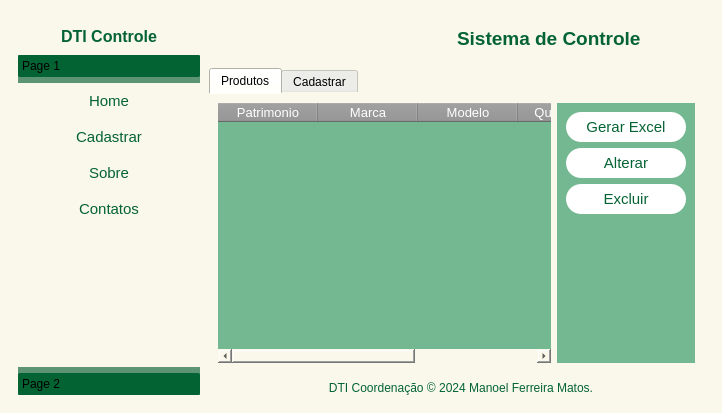
Above: ui_main.ui from ManelFer/SistemaDti1 before the change. Below: the same form after it.
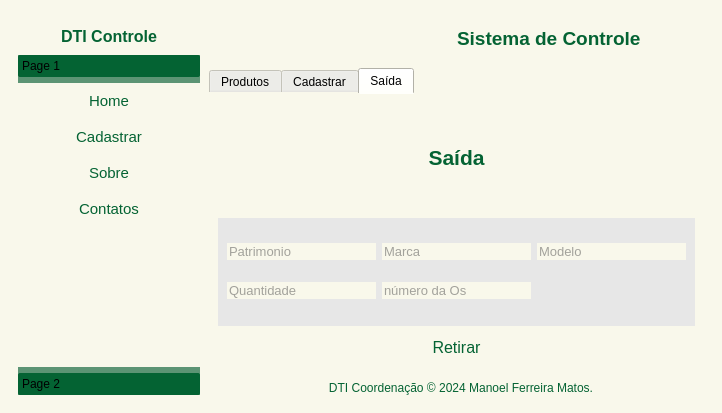
That is the form after the change. The open tabs and pages were chosen to show the change. Icons and pictures are not drawn.

Commit message:
alteração
feita alteração no designer

```diff
--- a/ui_main.ui
+++ b/ui_main.ui
@@ -668,6 +668,114 @@
                   </item>
                  </layout>
                 </widget>
+                <widget class="QWidget" name="tab_3">
+                 <attribute name="title">
+                  <string>Saída</string>
+                 </attribute>
+                 <layout class="QVBoxLayout" name="verticalLayout_15">
+                  <item>
+                   <widget class="QLabel" name="label_13">
+                    <property name="styleSheet">
+                     <string notr="true">color: rgb(4, 99, 51);
+backgroun-color: rgb(249, 248, 235);</string>
+                    </property>
+                    <property name="text">
+                     <string>&lt;html&gt;&lt;head/&gt;&lt;body&gt;&lt;p align=&quot;center&quot;&gt;&lt;span style=&quot; font-size:16pt; font-weight:700;&quot;&gt;Saída&lt;/span&gt;&lt;/p&gt;&lt;/body&gt;&lt;/html&gt;</string>
+                    </property>
+                   </widget>
+                  </item>
+                  <item>
+                   <widget class="QFrame" name="frame_7">
+                    <property name="styleSheet">
+                     <string notr="true">QLineEdit{
+ background-color: rgb(249, 248, 235);
+ color:rgb(76, 76, 76);
+ font: 10pt;
+}
+QFrame{
+ background-color: rgb(231,231,231);
+}</string>
+                    </property>
+                    <property name="frameShape">
+                     <enum>QFrame::Shape::StyledPanel</enum>
+                    </property>
+                    <property name="frameShadow">
+                     <enum>QFrame::Shadow::Raised</enum>
+                    </property>
+                    <layout class="QGridLayout" name="gridLayout_3">
+                     <item row="0" column="0">
+                      <widget class="QLineEdit" name="txt_patrimonio_3_saida">
+                       <property name="placeholderText">
+                        <string>Patrimonio</string>
+                       </property>
+                      </widget>
+                     </item>
+                     <item row="0" column="1">
+                      <widget class="QLineEdit" name="txt_marca_3_saida">
+                       <property name="placeholderText">
+                        <string>Marca</string>
+                       </property>
+                      </widget>
+                     </item>
+                     <item row="0" column="2">
+                      <widget class="QLineEdit" name="txt_modelo_3_saida">
+                       <property name="placeholderText">
+                        <string>Modelo</string>
+                       </property>
+                      </widget>
+                     </item>
+                     <item row="1" column="0">
+                      <widget class="QLineEdit" name="txt_quantidade_3_saida">
+                       <property name="placeholderText">
+                        <string>Quantidade</string>
+                       </property>
+                      </widget>
+                     </item>
+                     <item row="1" column="1">
+                      <widget class="QLineEdit" name="txt_n_os">
+                       <property name="placeholderText">
+                        <string>número da Os</string>
+                       </property>
+                      </widget>
+                     </item>
+                    </layout>
+                   </widget>
+                  </item>
+                  <item>
+                   <widget class="QPushButton" name="pushButton_3">
+                    <property name="minimumSize">
+                     <size>
+                      <width>0</width>
+                      <height>31</height>
+                     </size>
+                    </property>
+                    <property name="font">
+                     <font>
+                      <pointsize>12</pointsize>
+                     </font>
+                    </property>
+                    <property name="cursor">
+                     <cursorShape>PointingHandCursor</cursorShape>
+                    </property>
+                    <property name="styleSheet">
+                     <string notr="true">QPushButton:hover {
+  background-color: rgb(84, 144, 124);
+   border-radius:15px;
+  color:rgb(255, 255, 255)
+}
+
+QPushButton{
+  border-radius:15px;
+  color: rgb(4, 99, 51);
+}</string>
+                    </property>
+                    <property name="text">
+                     <string>Retirar</string>
+                    </property>
+                   </widget>
+                  </item>
+                 </layout>
+                </widget>
                </widget>
               </item>
              </layout>
```
Left out of the diff: 2 changed lines with no effect on the pictures.
